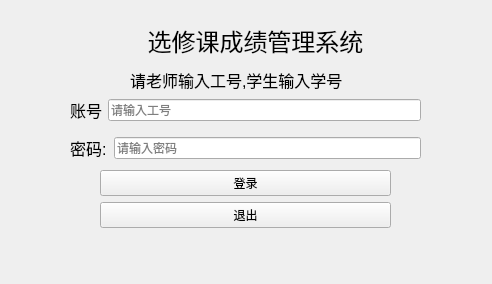
Qt form Student_Mangement/page_login.ui (mzhnx-go/Date-Structure-homework) before a commit.
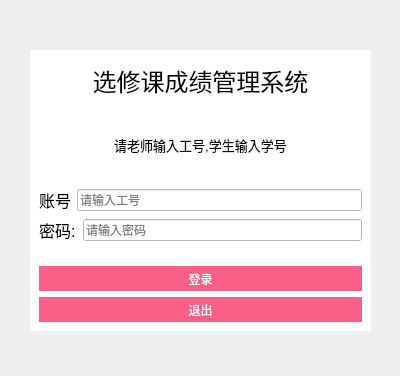
The same form after that commit. Icons and pictures are not drawn.

The edit to the form file:
```diff
--- a/Student_Mangement/page_login.ui
+++ b/Student_Mangement/page_login.ui
@@ -6,41 +6,52 @@
    <rect>
     <x>0</x>
     <y>0</y>
-    <width>492</width>
-    <height>284</height>
+    <width>400</width>
+    <height>376</height>
    </rect>
   </property>
   <property name="minimumSize">
    <size>
-    <width>492</width>
-    <height>284</height>
+    <width>100</width>
+    <height>100</height>
    </size>
   </property>
   <property name="maximumSize">
    <size>
-    <width>492</width>
-    <height>284</height>
+    <width>2000</width>
+    <height>2000</height>
    </size>
   </property>
   <property name="windowTitle">
    <string>成绩管理系统</string>
   </property>
   <property name="windowIcon">
-   <iconset resource="res.qrc">
+   <iconset>
     <normaloff>:/bana.jpg</normaloff>:/bana.jpg</iconset>
   </property>
   <property name="toolTip">
    <string>登录窗口</string>
   </property>
+  <property name="styleSheet">
+   <string notr="true">background-color: qlineargradient(spread:pad, x1:0, y1:0, x2:1, y2:0, stop:0
+rgba(150,177,255,220), stop:1 rgba(238,204,218,220));
+</string>
+  </property>
+  <widget class="QWidget" name="widget_3" native="true">
+   <property name="geometry">
+    <rect>
+     <x>30</x>
+     <y>50</y>
+     <width>341</width>
+     <height>281</height>
+    </rect>
+   </property>
+   <property name="styleSheet">
+    <string notr="true">background-color: rgb(255, 255, 255);</string>
+   </property>
+   <layout class="QVBoxLayout" name="verticalLayout">
+    <item>
   <widget class="QLabel" name="label">
-   <property name="geometry">
-    <rect>
-     <x>110</x>
-     <y>10</y>
-     <width>291</width>
-     <height>60</height>
-    </rect>
-   </property>
    <property name="minimumSize">
     <size>
      <width>0</width>
@@ -59,73 +70,25 @@
     <set>Qt::AlignmentFlag::AlignCenter</set>
    </property>
   </widget>
-  <widget class="QWidget" name="widget" native="true">
-   <property name="geometry">
-    <rect>
-     <x>100</x>
-     <y>170</y>
-     <width>291</width>
-     <height>85</height>
-    </rect>
-   </property>
-   <layout class="QFormLayout" name="formLayout">
-    <item row="0" column="0" colspan="2">
-     <widget class="QPushButton" name="btn_login">
-      <property name="minimumSize">
-       <size>
-        <width>0</width>
-        <height>25</height>
-       </size>
-      </property>
-      <property name="text">
-       <string>登录</string>
-      </property>
-     </widget>
     </item>
-    <item row="1" column="0" colspan="2">
-     <widget class="QPushButton" name="btn_exit">
-      <property name="minimumSize">
-       <size>
-        <width>0</width>
-        <height>25</height>
-       </size>
+    <item>
+     <widget class="QLabel" name="label_2">
+      <property name="font">
+       <font>
+        <pointsize>10</pointsize>
+       </font>
       </property>
       <property name="text">
-       <string>退出</string>
+       <string>请老师输入工号,学生输入学号</string>
       </property>
+      <property name="alignment">
+       <set>Qt::AlignmentFlag::AlignCenter</set>
+      </property>
      </widget>
     </item>
-   </layout>
-  </widget>
+    <item>
   <widget class="QWidget" name="widget_2" native="true">
-   <property name="geometry">
-    <rect>
-     <x>70</x>
-     <y>90</y>
-     <width>351</width>
-     <height>79</height>
-    </rect>
-   </property>
    <layout class="QGridLayout" name="gridLayout">
-    <item row="0" column="1" colspan="2">
-     <widget class="QLineEdit" name="le_username">
-      <property name="minimumSize">
-       <size>
-        <width>30</width>
-        <height>20</height>
-       </size>
-      </property>
-      <property name="toolTipDuration">
-       <number>1</number>
-      </property>
-      <property name="maxLength">
-       <number>20</number>
-      </property>
-      <property name="placeholderText">
-       <string>请输入工号</string>
-      </property>
-     </widget>
-    </item>
     <item row="1" column="2">
      <widget class="QLineEdit" name="le_password">
       <property name="maxLength">
@@ -164,29 +127,89 @@
       </property>
      </widget>
     </item>
-   </layout>
-  </widget>
-  <widget class="QLabel" name="label_2">
-   <property name="geometry">
-    <rect>
-     <x>130</x>
-     <y>70</y>
-     <width>271</width>
+       <item row="0" column="1" colspan="2">
+        <widget class="QLineEdit" name="le_username">
+         <property name="minimumSize">
+          <size>
+           <width>30</width>
      <height>20</height>
-    </rect>
-   </property>
-   <property name="font">
-    <font>
-     <pointsize>12</pointsize>
-    </font>
-   </property>
+          </size>
+         </property>
+         <property name="toolTipDuration">
+          <number>1</number>
+         </property>
+         <property name="maxLength">
+          <number>20</number>
+         </property>
+         <property name="placeholderText">
+          <string>请输入工号</string>
+         </property>
+        </widget>
+       </item>
+      </layout>
+     </widget>
+    </item>
+    <item>
+     <widget class="QWidget" name="widget" native="true">
+      <layout class="QFormLayout" name="formLayout">
+       <item row="0" column="0" colspan="2">
+        <widget class="QPushButton" name="btn_login">
+         <property name="minimumSize">
+          <size>
+           <width>0</width>
+           <height>25</height>
+          </size>
+         </property>
+         <property name="styleSheet">
+          <string notr="true">font: 25 14pt '微软雅黑 Light';
+color: rgb(255,255,255);
+background-color: rgb(20,196,188);
+                              
+  border: none;
+border-radius:15px;
+  background-color: rgb(22,218,208);
+ background-color: rgb(250,95,136);
+
+
+</string>
+         </property>
    <property name="text">
-    <string>请老师输入工号,学生输入学号</string>
-   </property>
-  </widget>
- </widget>
- <resources>
-  <include location="res.qrc"/>
- </resources>
+          <string>登录</string>
+         </property>
+        </widget>
+       </item>
+       <item row="1" column="0" colspan="2">
+        <widget class="QPushButton" name="btn_exit">
+         <property name="minimumSize">
+          <size>
+           <width>0</width>
+           <height>25</height>
+          </size>
+         </property>
+         <property name="styleSheet">
+          <string notr="true">font: 25 14pt '微软雅黑 Light';
+color: rgb(255,255,255);
+background-color: rgb(20,196,188);
+                              
+  border: none;
+border-radius:15px;
+  background-color: rgb(22,218,208);
+ background-color: rgb(250,95,136);
+
+
+</string>
+         </property>
+         <property name="text">
+          <string>退出</string>
+         </property>
+        </widget>
+       </item>
+      </layout>
+     </widget>
+    </item>
+   </layout>
+  </widget>
+ </widget>
+ <resources/>
  <connections/>
 </ui>
```
Lines whose indentation alone changed are shown as unchanged.
